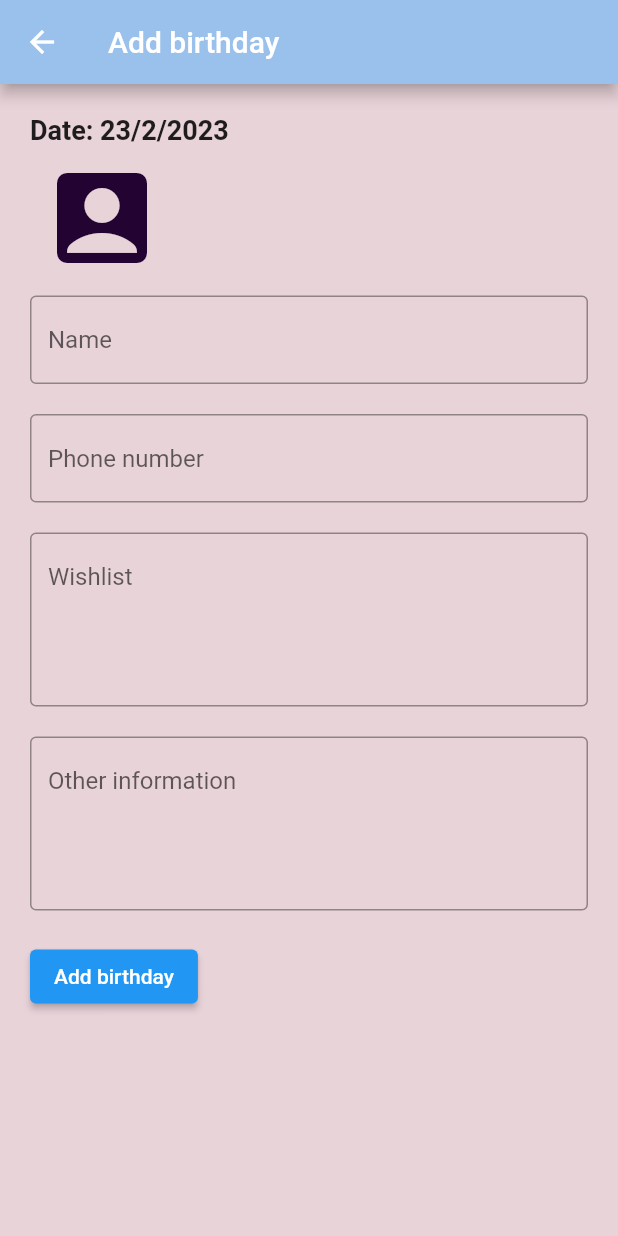
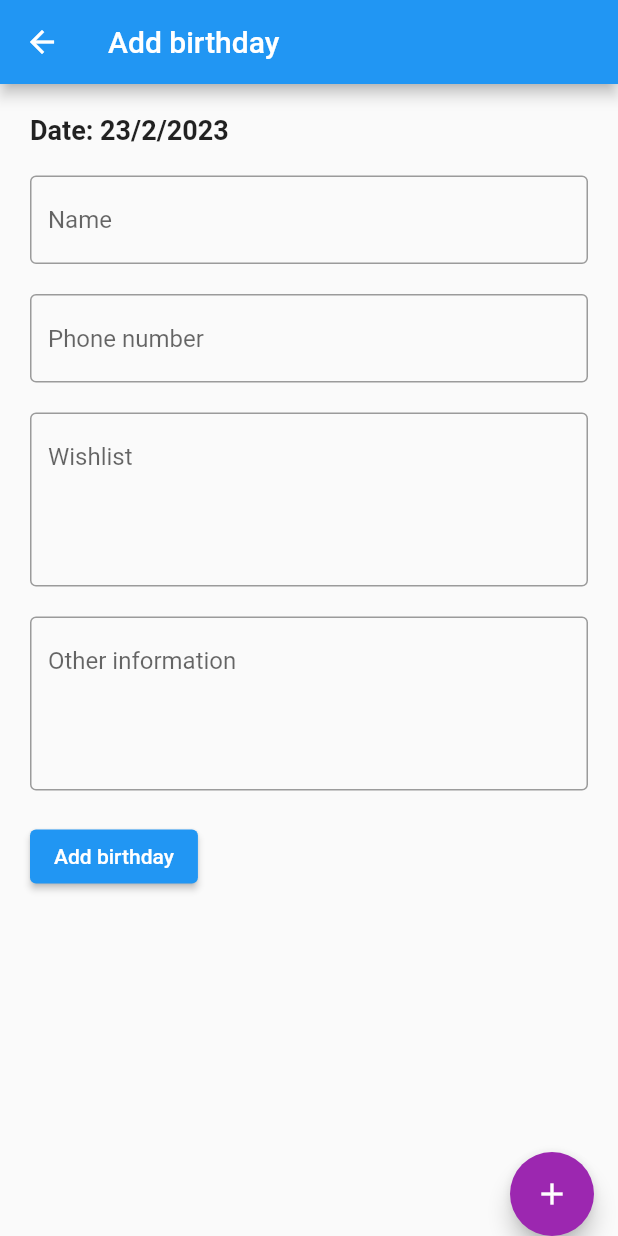
Before and after one commit to KonstantinosKatsigiannis/HCI2022, a Flutter app: the DetailsScreen screen opened directly with empty values, on a phone screen of 412 x 824 dp. Run offline on Flutter 3.47's test engine with Material 2 defaults, Android fonts, the phone set to English and light mode, and no system bars; our stand-ins replace google_fonts, syncfusion_flutter_calendar; missing offline and left inert: dart:js_util, myapp.

Commit message:
Update main.dart

```diff
--- a/lib/main.dart
+++ b/lib/main.dart
@@ -1,16 +1,13 @@
-import 'package:flutter/foundation.dart';
 import 'package:flutter/material.dart';
+import 'package:myapp/AddPage.dart';
 import 'package:syncfusion_flutter_calendar/calendar.dart' show Appointment, CalendarView, SfCalendar;
-import 'tofilter.dart';
 
-void main() => runApp(const MyApp());
+void main() => runApp(MyApp());
 
 class MyApp extends StatelessWidget {
-  const MyApp({super.key});
-
   @override
   Widget build(BuildContext context) {
-    return const MaterialApp(
+    return MaterialApp(
       title: 'My Calendar',
       home: CalendarScreen(),
     );
@@ -18,38 +15,25 @@ class MyApp extends StatelessWidget {
 }
 
 class CalendarScreen extends StatefulWidget {
-  const CalendarScreen({super.key});
-
   @override
-  // ignore: library_private_types_in_public_api
   _CalendarScreenState createState() => _CalendarScreenState();
 }
 
 class _CalendarScreenState extends State<CalendarScreen> {
+  DateTime _selectedDate = DateTime.now();
 
   @override
   Widget build(BuildContext context) {
     return Scaffold(
       appBar: AppBar(
-        leading: IconButton(
-        tooltip:'Options',
-        icon: const Icon(Icons.menu),
-        onPressed: () {
-        Navigator.push(context,MaterialPageRoute(builder: (BuildContext context) { return ToFilter(); },
+        title: Text('My Calendar'),
       ),
-        );
-         },),
-        title: const Text('My Calendar'),
-        backgroundColor: Color.fromARGB(255, 154, 192, 236),
-      ),
-
       body: Column(
         children: [
           Expanded(
             child: SfCalendar(
               initialDisplayDate: DateTime.now(),
               view: CalendarView.month,
-              backgroundColor: Color.fromARGB(255, 232, 211, 217),
               //dataSource: _getCalendarDataSource(),
               onTap: (details) {
                 if (details.appointments == null || details.appointments!.isEmpty) {
@@ -60,33 +44,28 @@ class _CalendarScreenState extends State<CalendarScreen> {
                     ),
                   );
                 } else {
-                  if (kDebugMode) {
-                    if (kDebugMode) {
                   print(details.appointments!.first);
-                    }
-                  }
                 }
               },
             ),
           ),
         ],
       ),
+      floatingActionButtonLocation: FloatingActionButtonLocation.endDocked,
       floatingActionButton: FloatingActionButton(
-              // ignore: sort_child_properties_last
+        onPressed:() {
+        Navigator.push(context,MaterialPageRoute(builder: (BuildContext context){
+          return  AddScreen(selectedDate: DateTime.now());
+        },),
+      );
+        },
+        backgroundColor: Colors.purple,
         child: const Icon(Icons.add),
-              onPressed:(){},
-              tooltip: 'Add birthday',
-              backgroundColor: Color.fromARGB(255, 88, 28, 208),
-
            ),
-            floatingActionButtonLocation: FloatingActionButtonLocation.endDocked,
     );
   }
-
-
 }
 
-// ignore: unused_element
 class _AppointmentDataSource {
  _AppointmentDataSource(List<Appointment> appointments);
 }
@@ -94,24 +73,15 @@ class _AppointmentDataSource {
 class DetailsScreen extends StatefulWidget {
   final DateTime selectedDate;
 
-  const DetailsScreen({super.key, required this.selectedDate});
+  const DetailsScreen({required this.selectedDate});
 
   @override
-  // ignore: library_private_types_in_public_api
   _DetailsScreenState createState() => _DetailsScreenState();
 }
 
 class _DetailsScreenState extends State<DetailsScreen> {
   TextEditingController _titleController = TextEditingController();
-  TextEditingController _titleController1 = TextEditingController();
   TextEditingController _descriptionController = TextEditingController();
-  TextEditingController _descriptionController1 = TextEditingController();
-
-
-  // ignore: prefer_typing_uninitialized_variables
-  var floatingActionButton;
-
-
 
   @override
   void initState() {
@@ -130,42 +100,19 @@ class _DetailsScreenState extends State<DetailsScreen> {
   @override
   Widget build(BuildContext context) {
     return Scaffold(
-      backgroundColor: Color.fromARGB(255, 232, 211, 217),
       appBar: AppBar(
-        title: const Text('Add birthday'),
-        backgroundColor: Color.fromARGB(255, 154, 192, 236),
+        title: Text('Add birthday'),
       ),
       body: Padding(
        padding: const EdgeInsets.all(20.0),
         child: Column(
-
           crossAxisAlignment: CrossAxisAlignment.start,
           children: [
-
            Text(
               'Date: ${widget.selectedDate.day}/${widget.selectedDate.month}/${widget.selectedDate.year}',
-              style: const TextStyle(fontSize: 18.0, fontWeight: FontWeight.bold),
+              style: TextStyle(fontSize: 18.0, fontWeight: FontWeight.bold),
             ),
-
-
-           SizedBox(
-             width: 80.0,
-             height: 80.0,
-             child: IconButton(
-              icon: Icon(Icons.account_box),
-              iconSize: 80,
-              onPressed:(){},
-              tooltip: 'Add Photo',
-              color:  Color.fromARGB(255, 34, 3, 50),
-             ),
-      ),
-            // ignore: prefer_const_constructors
-            SizedBox(height: 20.0,
-            child: const DecoratedBox(
-              decoration: const BoxDecoration(
-                color: Color.fromARGB(255, 244, 54, 190)),
-            ),
-            ),
+            SizedBox(height: 20.0),
             TextField(
               controller: _titleController,
               decoration: InputDecoration(
@@ -175,7 +122,7 @@ class _DetailsScreenState extends State<DetailsScreen> {
             ),
             SizedBox(height: 20.0),
             TextField(
-              controller: _titleController1,
+              controller: _titleController,
               maxLines: 1,
               decoration: InputDecoration(
                 hintText: 'Phone number',
@@ -189,20 +136,17 @@ class _DetailsScreenState extends State<DetailsScreen> {
               decoration: InputDecoration(
                 hintText: 'Wishlist',
                 border: OutlineInputBorder(),
-
               ),
             ),
             SizedBox(height: 20.0),
             TextField(
-              controller: _descriptionController1,
+              controller: _descriptionController,
               maxLines: 4,
               decoration: InputDecoration(
                 hintText: 'Other information',
                 border: OutlineInputBorder(),
               ),
             ),
-            // ignore: prefer_const_constructors
-
             SizedBox(height: 20.0),
             ElevatedButton(
               onPressed: () {
@@ -211,20 +155,21 @@ class _DetailsScreenState extends State<DetailsScreen> {
                   endTime: widget.selectedDate.add(Duration(hours: 1)),
                   subject: _titleController.text,
                  notes: _descriptionController.text,
-
+                  color: Colors.blue,
                 );
                 Navigator.pop(context, newAppointment);
               },
-              child:Text('Add birthday'),
-
-
-
-
+              child: Text('Add birthday'),
             ),
           ],
         ),
       ),
-
+      floatingActionButtonLocation: FloatingActionButtonLocation.endDocked,
+     floatingActionButton: FloatingActionButton(
+        onPressed:() {},
+        backgroundColor: Colors.purple,
+        child: const Icon(Icons.add),
+           ),
     );
   }
 }
```
Lines whose indentation alone changed are shown as unchanged.
